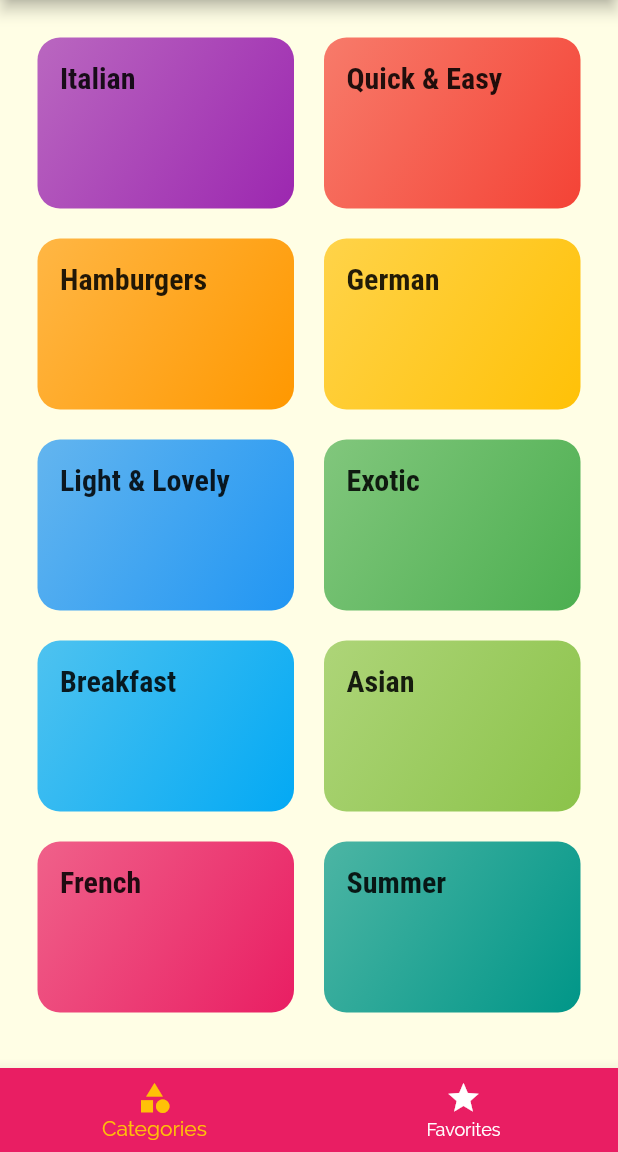
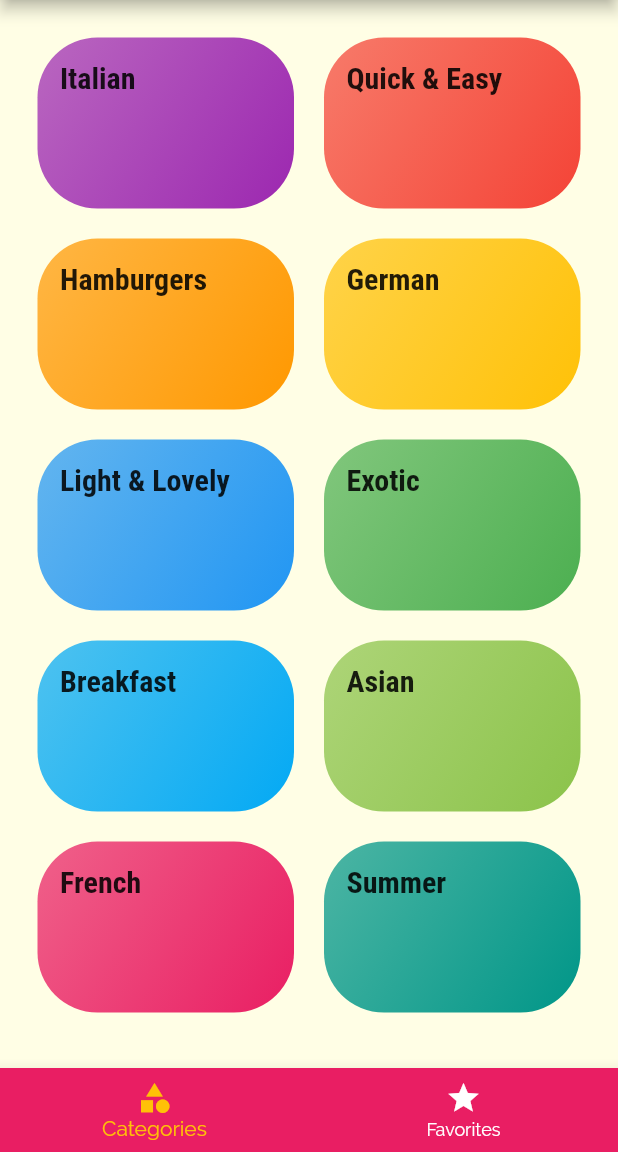
Before and after one commit to neco3coffee/meal_app_nav, a Flutter app: the screen it shows after launch, on a phone screen of 412 x 824 dp, the part 84-1236 px from its top. Run offline on Flutter 3.47's test engine with Material 2 defaults, Android fonts, the phone set to English and light mode, and no system bars.

Commit message:
Add description for code

```diff
--- a/lib/screens/tabs_screen.dart
+++ b/lib/screens/tabs_screen.dart
@@ -52,7 +52,7 @@ class _TabsScreenState extends State<TabsScreen> {
         backgroundColor: Theme.of(context).primaryColor,
         unselectedItemColor: Colors.white,
         selectedItemColor: Theme.of(context).accentColor,
-        currentIndex: _selectedPageIndex,
+        currentIndex: _selectedPageIndex, //swichがvisibleになる。
         // type: BottomNavigationBarType.fixed,
         items: [
           BottomNavigationBarItem(
--- a/lib/widgets/category_item.dart
+++ b/lib/widgets/category_item.dart
@@ -26,7 +26,8 @@ class CategoryItem extends StatelessWidget {
       splashColor: Theme.of(context).primaryColor,
       borderRadius: BorderRadius.circular(15),
       child: Container(
-        padding: const EdgeInsets.all(15),
+        padding: const EdgeInsets.all(
+            15), //constで宣言することで、rerunしたときに前に使用した値を使用できるのでメモリーの節約ににある。
         child: Text(
           title,
           style: Theme.of(context).textTheme.title,
@@ -40,7 +41,7 @@ class CategoryItem extends StatelessWidget {
             begin: Alignment.topLeft,
             end: Alignment.bottomRight,
           ),
-          borderRadius: BorderRadius.circular(15),
+          borderRadius: BorderRadius.circular(40),
         ),
       ),
     );
```
